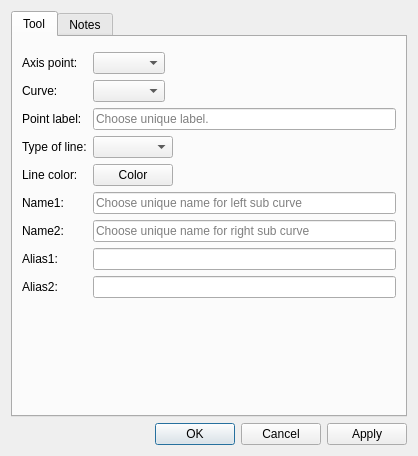
Before: the Qt Designer form src/libs/vtools/dialogs/tools/dialogcurveintersectaxis.ui in equinox-patterns/Ostara, drawn with Qt 5.
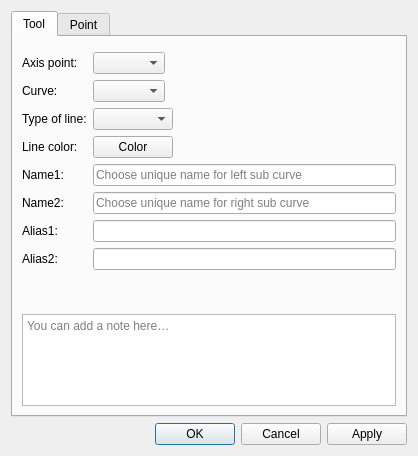
After: the same form once the commit is applied. Icons and pictures are not drawn. Custom widgets are drawn as their Qt base class.

Commit message: Dialog tools : notes → Tool, onglet Point, base point retiré

```diff
--- a/src/libs/vtools/dialogs/tools/dialogcurveintersectaxis.ui
+++ b/src/libs/vtools/dialogs/tools/dialogcurveintersectaxis.ui
@@ -73,42 +73,13 @@
           <widget class="QComboBox" name="comboBoxCurve"/>
          </item>
          <item row="2" column="0">
-          <widget class="QLabel" name="labelEditNamePoint">
-           <property name="sizePolicy">
-            <sizepolicy hsizetype="Preferred" vsizetype="Preferred">
-             <horstretch>0</horstretch>
-             <verstretch>0</verstretch>
-            </sizepolicy>
-           </property>
-           <property name="text">
-            <string>Point label:</string>
-           </property>
-          </widget>
-         </item>
-         <item row="2" column="1">
-          <widget class="QLineEdit" name="lineEditNamePoint">
-           <property name="sizePolicy">
-            <sizepolicy hsizetype="Expanding" vsizetype="Fixed">
-             <horstretch>0</horstretch>
-             <verstretch>0</verstretch>
-            </sizepolicy>
-           </property>
-           <property name="toolTip">
-            <string>Unique label</string>
-           </property>
-           <property name="placeholderText">
-            <string>Choose unique label.</string>
-           </property>
-          </widget>
-         </item>
-         <item row="3" column="0">
           <widget class="QLabel" name="label_7">
            <property name="text">
             <string>Type of line:</string>
            </property>
           </widget>
          </item>
-         <item row="3" column="1">
+         <item row="2" column="1">
           <widget class="QComboBox" name="comboBoxLineType">
            <property name="minimumSize">
             <size>
@@ -130,70 +101,70 @@
            </property>
           </widget>
          </item>
-         <item row="4" column="0">
+         <item row="3" column="0">
           <widget class="QLabel" name="label">
            <property name="text">
             <string>Line color:</string>
            </property>
           </widget>
          </item>
-         <item row="7" column="0">
+         <item row="6" column="0">
           <widget class="QLabel" name="labelAlias1">
            <property name="text">
             <string>Alias1:</string>
            </property>
           </widget>
          </item>
-         <item row="7" column="1">
+         <item row="6" column="1">
           <widget class="QLineEdit" name="lineEditAlias1">
            <property name="clearButtonEnabled">
             <bool>true</bool>
            </property>
           </widget>
          </item>
-         <item row="8" column="0">
+         <item row="7" column="0">
           <widget class="QLabel" name="labelAlias2">
            <property name="text">
             <string>Alias2:</string>
            </property>
           </widget>
          </item>
-         <item row="8" column="1">
+         <item row="7" column="1">
           <widget class="QLineEdit" name="lineEditAlias2">
            <property name="clearButtonEnabled">
             <bool>true</bool>
            </property>
           </widget>
          </item>
-         <item row="4" column="1">
+         <item row="3" column="1">
           <widget class="VPE::QtColorPicker" name="pushButtonLineColor">
            <property name="text">
             <string notr="true">Color</string>
            </property>
           </widget>
          </item>
-         <item row="5" column="0">
+         <item row="4" column="0">
           <widget class="QLabel" name="labelName1">
            <property name="text">
             <string>Name1:</string>
            </property>
           </widget>
          </item>
-         <item row="5" column="1">
+         <item row="4" column="1">
           <widget class="QLineEdit" name="lineEditName1">
            <property name="placeholderText">
             <string>Choose unique name for left sub curve</string>
            </property>
           </widget>
          </item>
-         <item row="6" column="0">
+         <item row="5" column="0">
           <widget class="QLabel" name="labelName2">
            <property name="text">
             <string>Name2:</string>
            </property>
           </widget>
          </item>
-         <item row="6" column="1">
+         <item row="5" column="1">
           <widget class="QLineEdit" name="lineEditName2">
            <property name="placeholderText">
             <string>Choose unique name for right sub curve</string>
@@ -215,15 +186,62 @@
          </property>
         </spacer>
        </item>
+       <item>
+        <layout class="QHBoxLayout" name="notesSeparatorLayout">
+         <property name="leftMargin"><number>33</number></property>
+         <property name="rightMargin"><number>33</number></property>
+         <item>
+          <widget class="QFrame" name="notesSeparator">
+           <property name="minimumSize"><size><width>0</width><height>1</height></size></property>
+           <property name="maximumSize"><size><width>16777215</width><height>1</height></size></property>
+          </widget>
+         </item>
+        </layout>
+       </item>
+       <item>
+        <widget class="QPlainTextEdit" name="plainTextEditToolNotes">
+         <property name="placeholderText"><string>You can add a note here…</string></property>
+         <property name="maximumSize"><size><width>16777215</width><height>100</height></size></property>
+        </widget>
+       </item>
       </layout>
      </widget>
      <widget class="QWidget" name="tab_2">
       <attribute name="title">
-       <string>Notes</string>
+       <string>Point</string>
       </attribute>
-      <layout class="QVBoxLayout" name="verticalLayout_3">
-       <item>
-        <widget class="QPlainTextEdit" name="plainTextEditToolNotes"/>
+      <layout class="QFormLayout" name="formLayoutPoint">
+       <property name="fieldGrowthPolicy">
+        <enum>QFormLayout::ExpandingFieldsGrow</enum>
+       </property>
+       <item row="0" column="0">
+        <widget class="QLabel" name="labelEditNamePoint">
+         <property name="sizePolicy">
+          <sizepolicy hsizetype="Preferred" vsizetype="Preferred">
+           <horstretch>0</horstretch>
+           <verstretch>0</verstretch>
+          </sizepolicy>
+         </property>
+         <property name="text">
+          <string>Point name:</string>
+         </property>
+        </widget>
+       </item>
+       <item row="0" column="1">
+        <widget class="QLineEdit" name="lineEditNamePoint">
+         <property name="sizePolicy">
+          <sizepolicy hsizetype="Expanding" vsizetype="Fixed">
+           <horstretch>0</horstretch>
+           <verstretch>0</verstretch>
+          </sizepolicy>
+         </property>
+         <property name="toolTip">
+          <string>Unique label</string>
+         </property>
+         <property name="placeholderText">
+          <string>Choose unique label.</string>
+         </property>
+        </widget>
        </item>
       </layout>
      </widget>
```
The commit also changes 77 other files.
